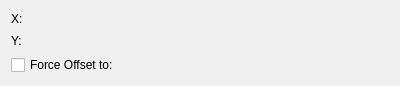
Qt form src/plugins/fits/gaussian_unweighted/fitgaussian_unweightedconfig.ui (Kst-plot/kst) before a commit.
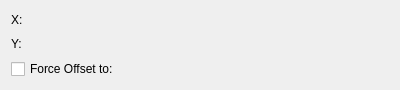
The same form after that commit. Custom widgets are drawn as their Qt base class.

Commit message: put fit and filter dialogs in a better place

Patch:
```diff
--- a/src/plugins/fits/gaussian_unweighted/fitgaussian_unweightedconfig.ui
+++ b/src/plugins/fits/gaussian_unweighted/fitgaussian_unweightedconfig.ui
@@ -7,7 +7,7 @@
     <x>0</x>
     <y>0</y>
     <width>400</width>
-    <height>86</height>
+    <height>90</height>
    </rect>
   </property>
   <property name="minimumSize">
```
The commit also changes 2 other files.
